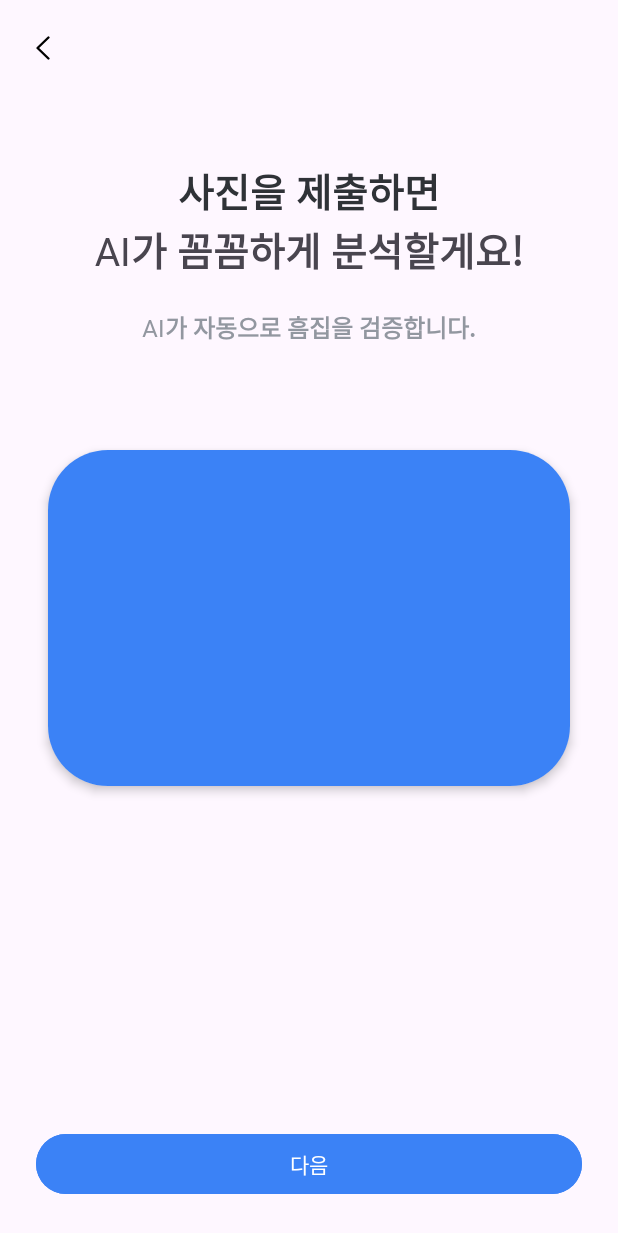
After one commit to shlee1103/Kkomdae, an Android app: the layout fragment_step1_result.xml on its own in the app's theme, with its tools: preview values and no code run, on a phone screen of 412 x 824 dp. The commit adds this screen. Shown: the top 1233 px of the screen. Run offline under Robolectric (Android 15) with nearby library versions, the phone set to English and light mode, and no system bars.

Commit message:
feat: 외관 촬영 결화 화면 xml 개발
- 추후 viewPager를 adapter 추가해야함

xml 개발완료
S12P21D101-122 #done

```diff
--- a/frontend/Kkomdae/app/build.gradle.kts
+++ b/frontend/Kkomdae/app/build.gradle.kts
@@ -89,6 +89,9 @@ dependencies {
     implementation("io.coil-kt:coil:2.4.0")
     implementation("io.coil-kt:coil-gif:2.4.0")
 
+    // glide
+    implementation ("com.github.bumptech.glide:glide:4.14.2")
+
 
     // Progress Bar
     implementation("com.beardedhen:androidbootstrap:2.3.2") {
--- a/frontend/Kkomdae/app/src/main/java/com/pizza/kkomdae/MainActivity.kt
+++ b/frontend/Kkomdae/app/src/main/java/com/pizza/kkomdae/MainActivity.kt
@@ -10,6 +10,7 @@ import com.pizza.kkomdae.ui.LaptopInfoInputFragment
 import com.pizza.kkomdae.ui.MainFragment
 import com.pizza.kkomdae.ui.guide.Step1GuideFragment
 import com.pizza.kkomdae.ui.step1.FontResultFragment
+import com.pizza.kkomdae.ui.step1.Step1ResultFragment
 
 class MainActivity : AppCompatActivity() {
 
@@ -24,7 +25,7 @@ class MainActivity : AppCompatActivity() {
 //        transaction.replace(R.id.fl_main, MainFragment())
 //        transaction.replace(R.id.fl_main, LaptopInfoInputFragment())
 //        transaction.replace(R.id.fl_main, Step1GuideFragment())
-        transaction.replace(R.id.fl_main, FontResultFragment())
+        transaction.replace(R.id.fl_main, Step1ResultFragment())
 
         transaction.commit()
     }
--- /dev/null
+++ b/frontend/Kkomdae/app/src/main/res/layout/fragment_step1_result.xml
@@ -0,0 +1,111 @@
+<?xml version="1.0" encoding="utf-8"?>
+<androidx.constraintlayout.widget.ConstraintLayout xmlns:android="http://schemas.android.com/apk/res/android"
+    xmlns:tools="http://schemas.android.com/tools"
+    android:layout_width="match_parent"
+    android:layout_height="match_parent"
+    xmlns:app="http://schemas.android.com/apk/res-auto"
+    tools:context=".ui.step1.Step1ResultFragment">
+
+    <androidx.constraintlayout.widget.ConstraintLayout
+        android:id="@+id/cl_top_bar"
+        app:layout_constraintStart_toStartOf="parent"
+        app:layout_constraintEnd_toEndOf="parent"
+        app:layout_constraintTop_toTopOf="parent"
+        android:layout_width="0dp"
+        android:layout_height="?actionBarSize">
+
+        <ImageView
+            android:layout_width="wrap_content"
+            android:layout_height="wrap_content"
+            android:src="@drawable/ic_back"
+            app:layout_constraintTop_toTopOf="parent"
+            app:layout_constraintBottom_toBottomOf="parent"
+            app:layout_constraintStart_toStartOf="parent"
+            android:layout_marginStart="24dp"/>
+
+    </androidx.constraintlayout.widget.ConstraintLayout>
+
+    <TextView
+        android:id="@+id/tv_text1"
+        app:layout_constraintBottom_toTopOf="@id/tv_text2"
+        android:layout_marginTop="85dp"
+        android:layout_width="wrap_content"
+        android:layout_height="wrap_content"
+        app:layout_constraintStart_toStartOf="parent"
+        app:layout_constraintEnd_toEndOf="parent"
+        android:text="사진을 제출하면"
+        style="@style/Display1"
+        android:textColor="@color/gray700"/>
+
+    <TextView
+        android:id="@+id/tv_text2"
+        android:layout_width="wrap_content"
+        android:layout_height="wrap_content"
+        android:text="AI가 꼼꼼하게 분석할게요!"
+        app:layout_constraintBottom_toTopOf="@id/tv_text3"
+        app:layout_constraintStart_toStartOf="parent"
+        app:layout_constraintEnd_toEndOf="parent"
+        android:layout_marginBottom="20dp"
+        style="@style/Display1"/>
+
+    <TextView
+        android:id="@+id/tv_text3"
+        android:layout_width="wrap_content"
+        android:layout_height="wrap_content"
+        android:text="AI가 자동으로 흠집을 검증합니다."
+        android:layout_marginBottom="70dp"
+        app:layout_constraintBottom_toTopOf="@id/cv_image"
+        app:layout_constraintStart_toStartOf="parent"
+        app:layout_constraintEnd_toEndOf="parent"
+        style="@style/Title2"
+        android:layout_marginTop="20dp"
+        android:textColor="@color/gray300"/>
+
+    <androidx.cardview.widget.CardView
+        android:id="@+id/cv_image"
+        android:layout_width="0dp"
+        android:layout_height="0dp"
+        android:layout_marginStart="32dp"
+        android:layout_marginEnd="32dp"
+        app:cardCornerRadius="40dp"
+        app:cardElevation="4dp"
+        app:layout_constraintTop_toTopOf="parent"
+        app:layout_constraintEnd_toEndOf="parent"
+        app:layout_constraintStart_toStartOf="parent"
+        app:layout_constraintBottom_toBottomOf="parent"
+        app:layout_constraintDimensionRatio="356.6:229.1">
+        <ImageView
+            android:layout_width="match_parent"
+            android:layout_height="match_parent"
+            android:src="@color/blue500"
+            />
+    </androidx.cardview.widget.CardView>
+
+    <androidx.viewpager2.widget.ViewPager2
+        android:layout_width="0dp"
+        android:layout_marginHorizontal="24dp"
+        android:layout_height="148dp"
+        app:layout_constraintBottom_toTopOf="@+id/button"
+        app:layout_constraintEnd_toEndOf="parent"
+        app:layout_constraintStart_toStartOf="parent"
+        app:layout_constraintTop_toBottomOf="@id/cv_image" />
+
+    <Button
+        android:id="@+id/button"
+        android:layout_width="0dp"
+        android:layout_height="wrap_content"
+        android:layout_marginStart="24dp"
+        android:layout_marginEnd="24dp"
+        android:layout_marginBottom="24dp"
+        android:backgroundTint="@color/blue500"
+        android:text="다음"
+        app:layout_constraintBottom_toBottomOf="parent"
+        app:layout_constraintEnd_toEndOf="parent"
+        app:layout_constraintStart_toStartOf="parent" />
+
+
+
+
+
+
+</androidx.constraintlayout.widget.ConstraintLayout>
```
Also changed, not shown: frontend/Kkomdae/app/src/main/java/com/pizza/kkomdae/ui/step1/Step1ResultFragment.kt (added, +60 -0 lines), frontend/Kkomdae/app/src/main/res/layout/item_step1_result.xml (added, +44 -0 lines), frontend/Kkomdae/app/src/main/res/drawable/ic_front_laptop.png (added).
